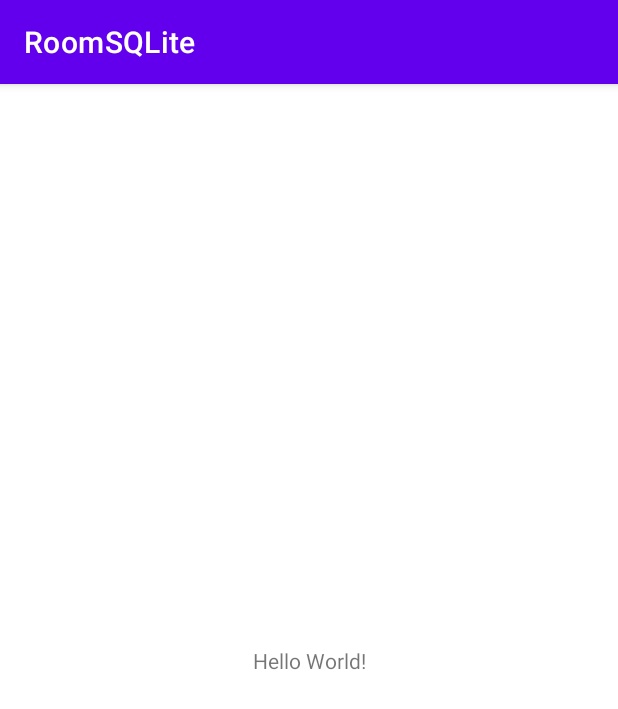
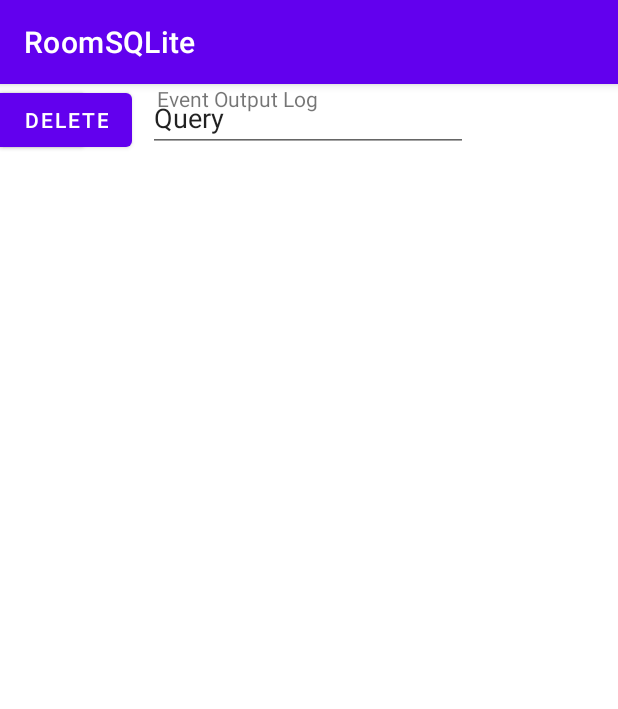
Before and after one commit to TVT20SPO-Ryhma7/Kehittinyt-Android-ohjelmointi, an Android app: the screen it shows after launch (MainActivity), on a phone screen of 412 x 824 dp. Shown: the top 709 px of the screen. Run offline under Robolectric (Android 15) with nearby library versions, the phone set to English and light mode, and no system bars; our stand-ins replace Room's generated code.

Commit message:
Initialized layout components.

```diff
--- a/app/src/main/java/com/example/roomsqlite/MainActivity.kt
+++ b/app/src/main/java/com/example/roomsqlite/MainActivity.kt
@@ -2,19 +2,56 @@ package com.example.roomsqlite
 
 import androidx.appcompat.app.AppCompatActivity
 import android.os.Bundle
+import android.os.Debug
+import android.util.Log
+import android.webkit.WebView
+import android.widget.Button
+import android.widget.EditText
+import android.widget.TextView
+import androidx.recyclerview.widget.RecyclerView
 import androidx.room.Room
 
 class MainActivity : AppCompatActivity() {
+   // Layout component references
+   private lateinit var buttonAdd: Button
+   private lateinit var buttonDelete: Button
+   private lateinit var databaseView: RecyclerView
+   private lateinit var queryField: EditText
+   private lateinit var eventOutput: TextView
+
+
     override fun onCreate(savedInstanceState: Bundle?) {
         super.onCreate(savedInstanceState)
         setContentView(R.layout.activity_main)
+
+        // Initialize components
+        buttonAdd = findViewById(R.id.buttonAdd)
+        buttonDelete=findViewById(R.id.buttonDelete)
+        databaseView = findViewById(R.id.databaseView)
+        queryField = findViewById(R.id.editTextDatabaseQuery)
+        eventOutput = findViewById(R.id.textViewEventOutput)
+
+
+
+
 
         val db = Room.databaseBuilder(
             applicationContext,
             UserDatabase::class.java, "TestDB"
         ).build()
 
-        val userDao = db.userDao()
-        val users: List<User> = userDao.getAllUsers()
+      //  val userDao = db.userDao()
+        //val users: List<User> = userDao.getAllUsers()
+
+/*
+        // Setup listenera
+        buttonAdd.setOnClickListener(){
+            userDao.addUser(User(1,queryField.text.toString(),null,null))
+            Log.i("DB",userDao.getAllUsers().toString())
+        }
+        buttonDelete.setOnClickListener(){
+
+        }
+        */
     }
 }
--- a/app/src/main/res/layout/activity_main.xml
+++ b/app/src/main/res/layout/activity_main.xml
@@ -6,13 +6,51 @@
     android:layout_height="match_parent"
     tools:context=".MainActivity">
 
-    <TextView
+    <androidx.recyclerview.widget.RecyclerView
+        android:id="@+id/databaseView"
+        android:layout_width="409dp"
+        android:layout_height="354dp"
+        app:layout_constraintEnd_toEndOf="parent"
+        app:layout_constraintStart_toStartOf="parent"
+        app:layout_constraintTop_toTopOf="parent" />
+
+    <Button
+        android:id="@+id/buttonAdd"
         android:layout_width="wrap_content"
         android:layout_height="wrap_content"
-        android:text="Hello World!"
-        app:layout_constraintBottom_toBottomOf="parent"
-        app:layout_constraintLeft_toLeftOf="parent"
-        app:layout_constraintRight_toRightOf="parent"
-        app:layout_constraintTop_toTopOf="parent" />
+        android:text="Add"
+        app:layout_constraintEnd_toStartOf="@+id/buttonDelete"
+        app:layout_constraintHorizontal_bias="0.352"
+        app:layout_constraintStart_toStartOf="parent"
+        tools:layout_editor_absoluteY="453dp" />
+
+    <EditText
+        android:id="@+id/editTextDatabaseQuery"
+        android:layout_width="wrap_content"
+        android:layout_height="wrap_content"
+        android:ems="10"
+        android:inputType="textPersonName"
+        android:text="Query"
+        app:layout_constraintEnd_toEndOf="parent"
+        app:layout_constraintHorizontal_bias="0.497"
+        app:layout_constraintStart_toStartOf="parent"
+        tools:layout_editor_absoluteY="384dp" />
+
+    <Button
+        android:id="@+id/buttonDelete"
+        android:layout_width="wrap_content"
+        android:layout_height="wrap_content"
+        android:text="Delete"
+        tools:layout_editor_absoluteX="238dp"
+        tools:layout_editor_absoluteY="453dp" />
+
+    <TextView
+        android:id="@+id/textViewEventOutput"
+        android:layout_width="203dp"
+        android:layout_height="43dp"
+        android:text="Event Output Log"
+        app:layout_constraintEnd_toEndOf="parent"
+        app:layout_constraintStart_toStartOf="parent"
+        tools:layout_editor_absoluteY="552dp" />
 
 </androidx.constraintlayout.widget.ConstraintLayout>
```
